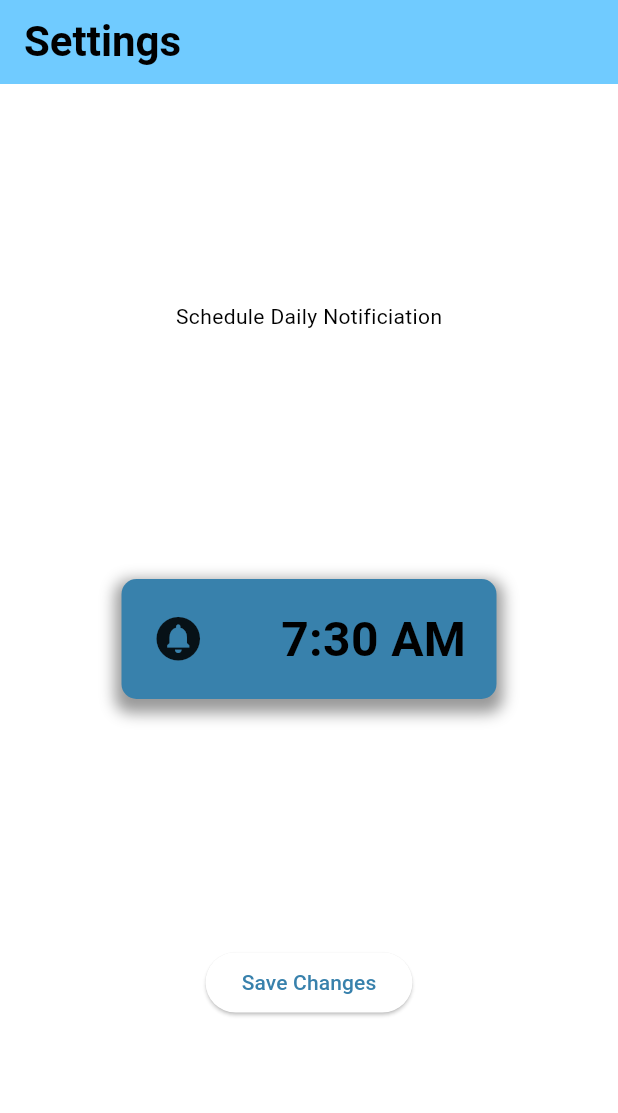
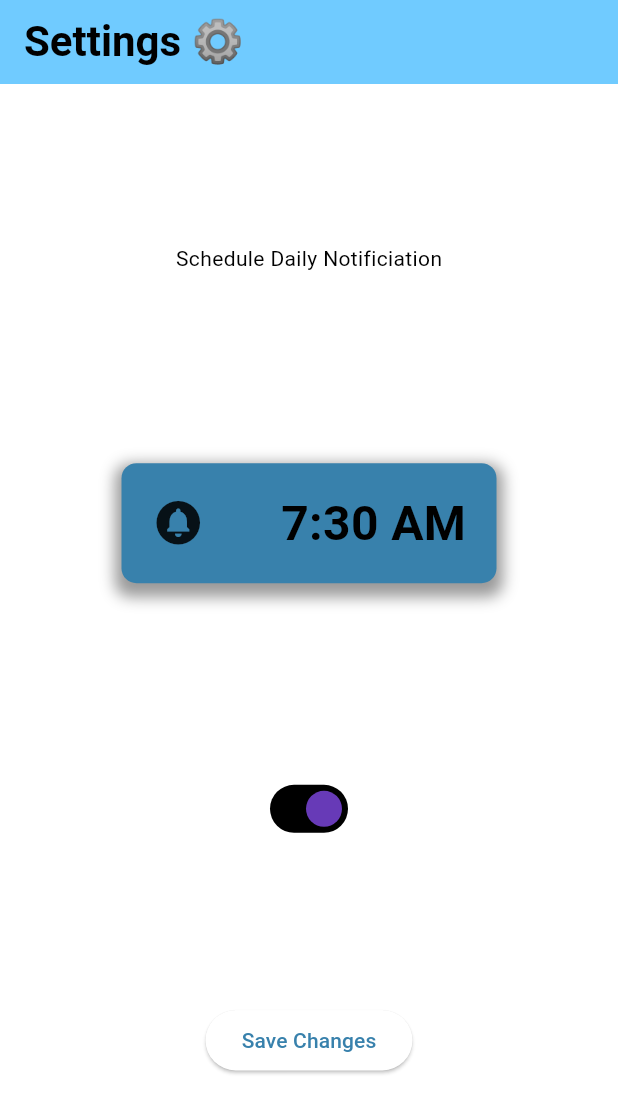
Before and after one commit to jerrychen-2018/Mood-Tracker-iOS-App, a Flutter app: the Settings screen opened directly, on a phone screen of 412 x 824 dp. Shown: the top 1113 px of the screen. Run offline on Flutter 3.47's test engine with Material 3 defaults, Android fonts, the phone set to English and light mode, and no system bars; our stand-ins replace animated_text_kit, firebase_auth, firebase_core, flutter_local_notifications, flutter_native_timezone, flutter_svg and 11 more; missing offline and left inert: flutter_emoji; accounts and stored records are empty.

Commit message:
UI color additions

```diff
--- a/lib/Screens/BottomNavBar/bottom_nav_bar.dart
+++ b/lib/Screens/BottomNavBar/bottom_nav_bar.dart
@@ -2,7 +2,7 @@ import "package:ebbnflow/Screens/Settings/settings.dart";
 import 'package:modal_bottom_sheet/modal_bottom_sheet.dart';
 import "package:ebbnflow/Screens/VerseList/verse_list.dart";
 import "package:ebbnflow/Screens/Verse/emotions_words_page.dart";
-import 'package:font_awesome_flutter/font_awesome_flutter.dart';
+// import 'package:font_awesome_flutter/font_awesome_flutter.dart';
 import 'package:google_nav_bar/google_nav_bar.dart';
 import "package:flutter/material.dart";
 
--- a/lib/Screens/Settings/settings.dart
+++ b/lib/Screens/Settings/settings.dart
@@ -33,13 +33,15 @@ class _SettingsState extends State<Settings> {
     super.didUpdateWidget(oldWidget);
   }
 
+  bool _value = true;
+
   @override
   Widget build(BuildContext context) {
     return SafeArea(
       child: Scaffold(
         appBar: AppBar(
           centerTitle: false,
-          title: const Text("Settings",
+          title: const Text("Settings ⚙️",
               style: TextStyle(fontSize: 28, fontWeight: FontWeight.bold)),
           automaticallyImplyLeading: false,
         ),
@@ -50,6 +52,25 @@ class _SettingsState extends State<Settings> {
             children: [
               const Text("Schedule Daily Notificiation"),
               const MyTimePickerButton(),
+              Switch.adaptive(
+                value: _value,
+                onChanged: (newValue) => setState(() => _value = newValue),
+                activeColor: Colors.white,
+                trackColor: MaterialStateProperty.resolveWith<Color>(
+                    (Set<MaterialState> states) {
+                  if (states.contains(MaterialState.disabled)) {
+                    return Colors.black.withOpacity(.48);
+                  }
+                  return Colors.black;
+                }),
+                thumbColor: MaterialStateProperty.resolveWith<Color>(
+                    (Set<MaterialState> states) {
+                  if (states.contains(MaterialState.disabled)) {
+                    return Colors.deepPurple.withOpacity(.48);
+                  }
+                  return Colors.deepPurple;
+                }),
+              ),
               ElevatedButton(
                   onPressed: () async {
                     // service ??= LocalNotificationService();
--- a/lib/services/local_notification_service.dart
+++ b/lib/services/local_notification_service.dart
@@ -60,8 +60,6 @@ class LocalNotificationService {
         id,
         title,
         body,
-        // tz.TZDateTime.from(
-        //     DateTime.now().add(Duration(seconds: seconds)), tz.local),
         _nextInstanceOfTime(tz, prefs.getInt('hour') ?? 7,
             prefs.getInt('minute') ?? 30, prefs.getInt('ampm') ?? 0),
         details,
```
Also changed, not shown: lib/Screens/VerseList/verse_list.dart (+5 -2 lines), lib/components/MyVerseTile/my_verse_tile.dart (+19 -5 lines), lib/components/MyVerseTile/my_verse_tile_details.dart (added, +82 -0 lines).
